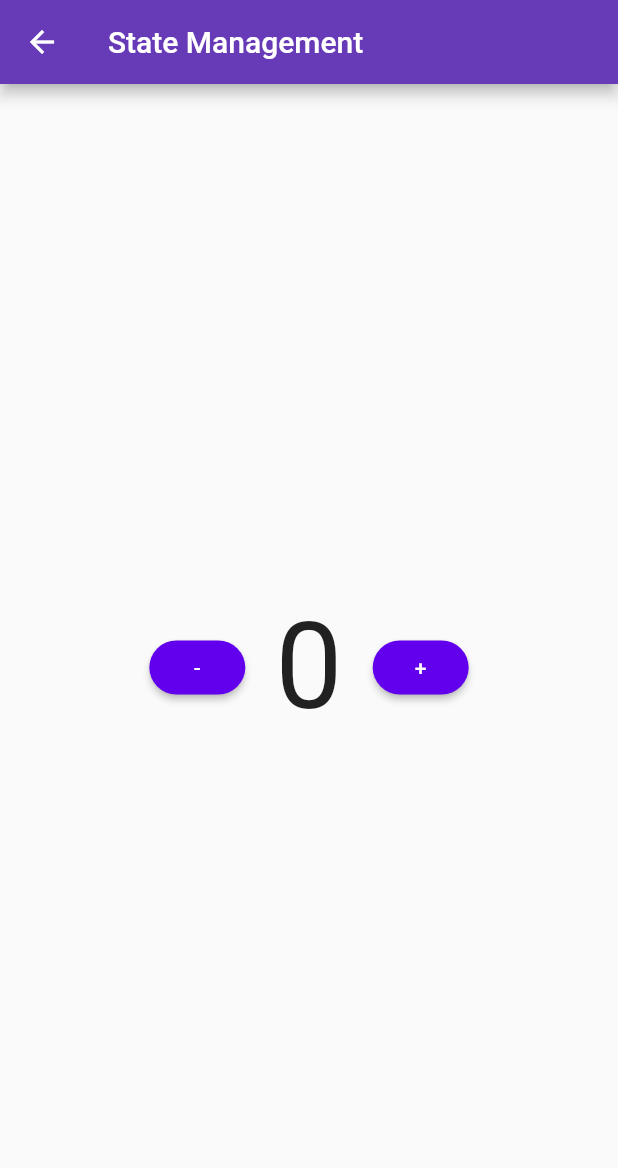
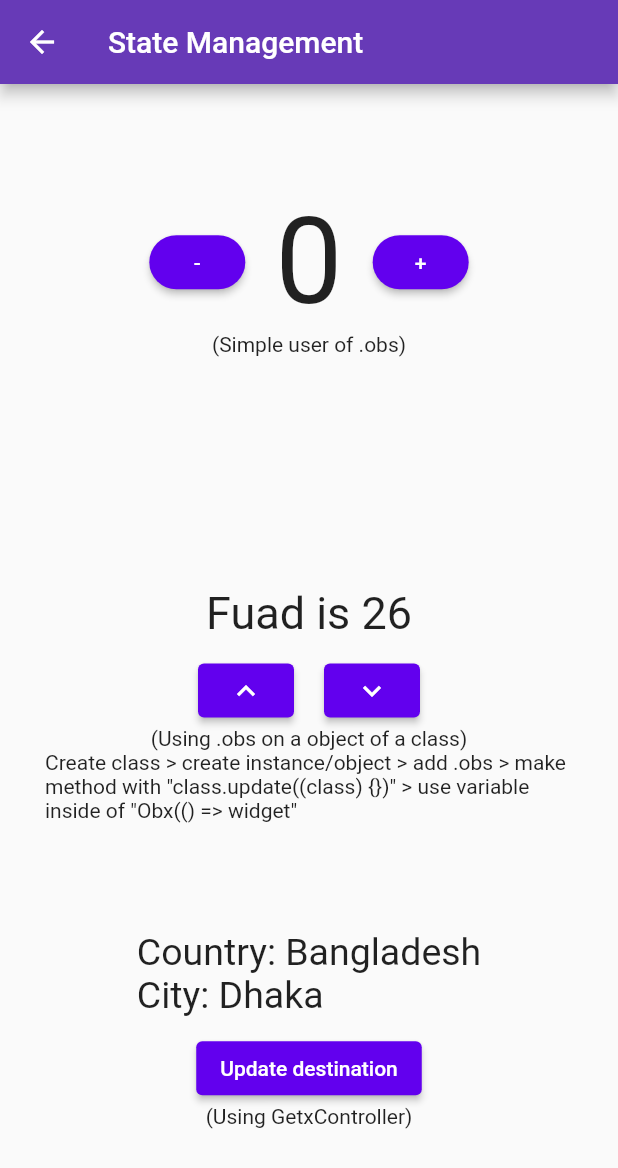
Before and after one commit to motasimfuad/getx_practice, a Flutter app: the ModuleTwo screen opened directly, on a phone screen of 412 x 824 dp. Shown: the top 1168 px of the screen. Run offline on Flutter 3.47's test engine with Material 2 defaults, Android fonts, the light colour scheme and no system bars; our stand-ins replace get, get_storage; accounts and stored records are empty.

Commit message:
state management in progress

```diff
--- /dev/null
+++ b/lib/controllers/destination_controller.dart
@@ -0,0 +1,13 @@
+import 'package:get/get.dart';
+import 'package:getx_practice/models/destination.dart';
+
+class DestinationController extends GetxController {
+  Rx<Destination> destination = Destination().obs;
+
+  void updateDestination({String country = '', String city = ''}) {
+    destination.update((destination) {
+      destination!.country = country;
+      destination.city = city;
+    });
+  }
+}
--- a/lib/main.dart
+++ b/lib/main.dart
@@ -3,7 +3,7 @@ import 'package:get/get.dart';
 import 'package:get/get_navigation/get_navigation.dart';
 import 'package:getx_practice/screens/homepage.dart';
 import 'package:getx_practice/themes/themes.dart';
-import 'package:getx_practice/themes/themes_controller.dart';
+import 'package:getx_practice/controllers/themes_controller.dart';
 
 void main() {
   runApp(const MyApp());
--- /dev/null
+++ b/lib/models/destination.dart
@@ -0,0 +1,4 @@
+class Destination {
+  String country = 'Bangladesh';
+  String city = 'Dhaka';
+}
--- /dev/null
+++ b/lib/models/user.dart
@@ -0,0 +1,8 @@
+import 'package:get/get.dart';
+
+class User {
+  String name;
+  int age;
+
+  User({this.name = '', this.age = 0});
+}
--- a/lib/screens/module_one.dart
+++ b/lib/screens/module_one.dart
@@ -1,6 +1,6 @@
 import 'package:flutter/material.dart';
 import 'package:get/get.dart';
-import 'package:getx_practice/themes/themes_controller.dart';
+import 'package:getx_practice/controllers/themes_controller.dart';
 
 class ModuleOne extends StatelessWidget {
   const ModuleOne({Key? key}) : super(key: key);
--- a/lib/screens/module_two.dart
+++ b/lib/screens/module_two.dart
@@ -1,15 +1,39 @@
 import 'package:flutter/material.dart';
+import 'package:get/get.dart';
 import 'package:get/get_rx/src/rx_types/rx_types.dart';
 import 'package:get/get_state_manager/get_state_manager.dart';
+import 'package:getx_practice/controllers/destination_controller.dart';
+import 'package:getx_practice/models/user.dart';
 
 class ModuleTwo extends StatelessWidget {
   var count = 0.obs;
   void increment() {
-    count++;
+    count.value++;
   }
 
   void decrement() {
-    count--;
+    count.value--;
+  }
+
+  final Rx<User> user = User(name: 'Fuad', age: 26).obs;
+
+  void toUppercase() {
+    // user.name.value = user.name.value.toUpperCase();
+    // user.age = user.age++;
+
+    user.update((user) {
+      user!.name = user.name.toUpperCase();
+      user.age = user.age + 1;
+    });
+  }
+
+  void toLowercase() {
+    // user.name.value = user.name.value.toLowerCase();
+    // user.age = user.age--;
+    user.update((user) {
+      user!.name = user.name.toLowerCase();
+      user.age = user.age - 1;
+    });
   }
 
   @override
@@ -19,10 +43,14 @@ class ModuleTwo extends StatelessWidget {
         title: Text('State Management'),
       ),
       body: Center(
+        child: Container(
+          padding: EdgeInsets.symmetric(horizontal: 30),
           child: Column(
-          mainAxisAlignment: MainAxisAlignment.center,
+            mainAxisAlignment: MainAxisAlignment.spaceEvenly,
             children: [
-            SizedBox(height: 10),
+              // 1st state example
+              Column(
+                children: [
                   Row(
                     mainAxisAlignment: MainAxisAlignment.center,
                     children: [
@@ -40,7 +68,7 @@ class ModuleTwo extends StatelessWidget {
                       SizedBox(width: 20),
                       Obx(
                         () => Text(
-                    '$count',
+                          '${count.value}',
                           style: TextStyle(
                             fontSize: 80,
                           ),
@@ -60,7 +88,85 @@ class ModuleTwo extends StatelessWidget {
                       ),
                     ],
                   ),
+                  Text('(Simple user of .obs)'),
                 ],
+              ),
+              SizedBox(height: 10),
+              // 2nd state example
+              Column(
+                mainAxisAlignment: MainAxisAlignment.center,
+                children: [
+                  Obx(
+                    () => Text(
+                      '${user.value.name} is ${user.value.age}',
+                      style: TextStyle(fontSize: 30),
+                    ),
+                  ),
+                  SizedBox(height: 10),
+                  Row(
+                    mainAxisAlignment: MainAxisAlignment.center,
+                    children: [
+                      ElevatedButton(
+                        onPressed: () {
+                          toUppercase();
+                        },
+                        child: Icon(Icons.keyboard_arrow_up),
+                      ),
+                      SizedBox(width: 20),
+                      ElevatedButton(
+                        onPressed: () {
+                          toLowercase();
+                        },
+                        child: Icon(Icons.keyboard_arrow_down),
+                      ),
+                    ],
+                  ),
+                  Text('(Using .obs on a object of a class)'),
+                  Text(
+                      'Create class > create instance/object > add .obs > make method with "class.update((class) {})" > use variable inside of "Obx(() => widget" '),
+                ],
+              ),
+
+              // GetxController
+              Column(
+                children: [
+                  Column(
+                    crossAxisAlignment: CrossAxisAlignment.start,
+                    children: [
+                      GetX<DestinationController>(
+                        init: DestinationController(),
+                        builder: (_) => Text(
+                          'Country: ${_.destination.value.country}',
+                          style: TextStyle(
+                            fontSize: 25,
+                          ),
+                        ),
+                      ),
+                      Obx(
+                        () => Text(
+                          'City: ${Get.find<DestinationController>().destination.value.city}',
+                          style: TextStyle(
+                            fontSize: 25,
+                          ),
+                        ),
+                      ),
+                    ],
+                  ),
+                  SizedBox(height: 10),
+                  ElevatedButton(
+                    onPressed: () {
+                      Get.find<DestinationController>().updateDestination(
+                        country: 'Earth',
+                        city: 'Afganistan',
+                      );
+                    },
+                    child: Text('Update destination'),
+                  ),
+                  Text('(Using GetxController)'),
+                ],
+              )
+            ],
+          ),
         ),
       ),
     );
```
Also changed, not shown: lib/controllers/themes_controller.dart (renamed from lib/themes/themes_controller.dart). Lines whose indentation alone changed are shown as unchanged.
